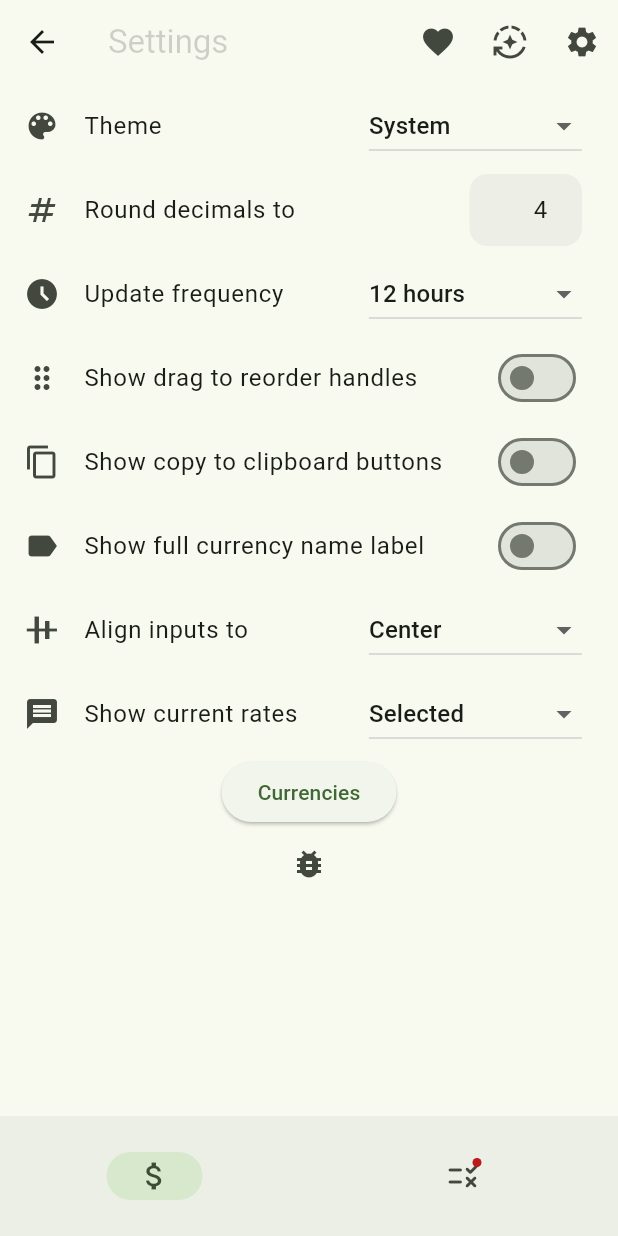
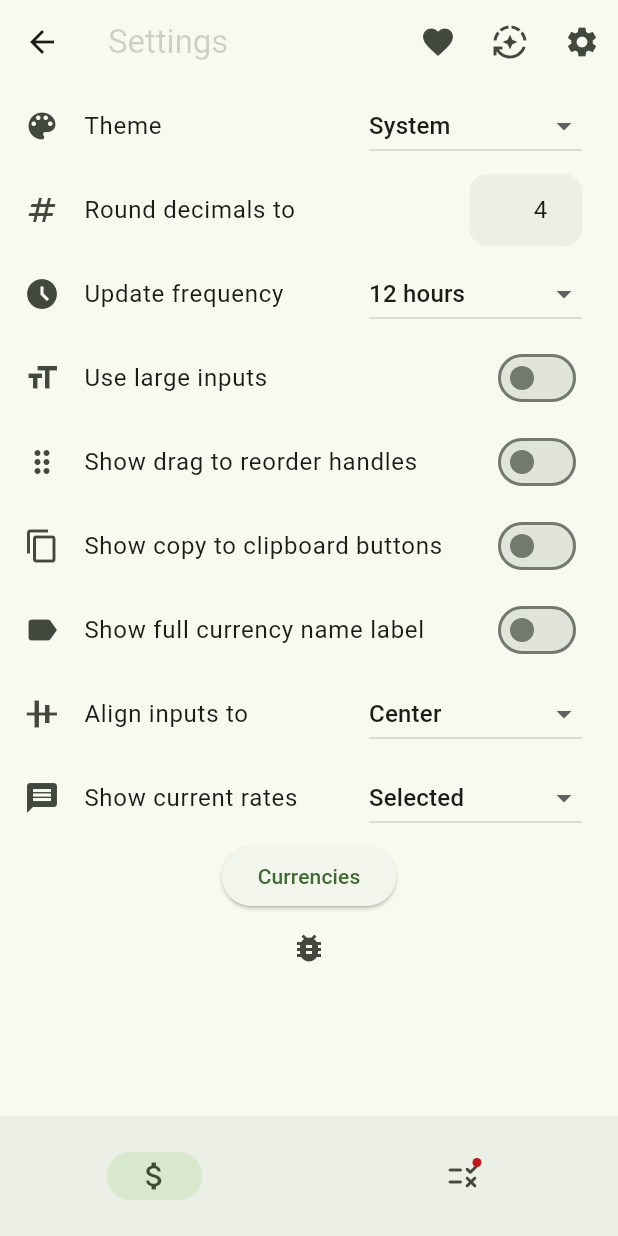
Before and after one commit to wesleybliss/cnvrt, a Flutter app: the screen it shows after launch, after a tap on the "settings" icon, on a phone screen of 412 x 824 dp. Run offline on Flutter 3.47's test engine with Material 3 defaults, Android fonts, the phone set to English and light mode, and no system bars; our stand-ins replace copy_with_extension, dio, fluro, flutter_riverpod, flutter_svg, objectbox and 2 more; missing offline and left inert: avatars, currency_formatter, sealed_currencies; generated files the repository leaves out were written again; network calls fail.

Commit message:
Added larger font size option

```diff
--- a/lib/config/routing/route_handlers.dart
+++ b/lib/config/routing/route_handlers.dart
@@ -1,43 +1,44 @@
-import 'package:fluro/fluro.dart';
-import 'package:flutter/material.dart';
 import 'package:cnvrt/domain/constants/constants.dart';
 import 'package:cnvrt/ui/screens/currencies/currencies_screen.dart';
 import 'package:cnvrt/ui/screens/debug/debug_screen.dart';
 import 'package:cnvrt/ui/screens/error/ErrorScreen.dart';
 import 'package:cnvrt/ui/screens/home/home_screen.dart';
 import 'package:cnvrt/ui/screens/settings/settings_screen.dart';
-import 'package:cnvrt/ui/widgets/navbar.dart';
+import 'package:cnvrt/ui/screens/units/units_screen.dart';
+import 'package:cnvrt/ui/widgets/bottom_navbar.dart';
 import 'package:cnvrt/ui/widgets/toolbar.dart';
+import 'package:fluro/fluro.dart';
+import 'package:flutter/material.dart';
 
 typedef ParamsHandler = Widget Function(Map<String, dynamic> params);
 
-Widget _render(Widget child, String title,
-        {withScaffold = true, withBottomBar = true}) =>
+Widget _render(Widget child, String title, {withScaffold = true, withBottomBar = true}) =>
     withScaffold
         ? Scaffold(
           appBar: Toolbar(title: title),
-            bottomNavigationBar: withBottomBar ? const Navbar() : null,
+          bottomNavigationBar: withBottomBar ? const BottomNavbar() : null,
           body: child,
         )
         : child;
 
 Handler handlerFor(Widget child, String title, {withScaffold = true}) {
-  return Handler(handlerFunc: (context, params) {
+  return Handler(
+    handlerFunc: (context, params) {
       return _render(child, title, withScaffold: withScaffold);
-  });
+    },
+  );
 }
 
-Handler paramsHandlerFor(ParamsHandler childFn, String title,
-    {withScaffold = true}) {
+Handler paramsHandlerFor(ParamsHandler childFn, String title, {withScaffold = true}) {
   return Handler(
     handlerFunc: (BuildContext? context, Map<String, dynamic> params) {
       final child = childFn(params);
       return _render(child, title, withScaffold: withScaffold);
-  });
+    },
+  );
 }
 
-final errorHandler = handlerFor(
-    const ErrorScreen(message: '@todo Error'), Constants.strings.appName);
+final errorHandler = handlerFor(const ErrorScreen(message: '@todo Error'), Constants.strings.appName);
 //final splashHandler = handlerFor(SplashScreen(), RouteWrapper.none);
 
 final debugHandler = handlerFor(const DebugScreen(), "Debug");
@@ -45,3 +46,4 @@ final debugHandler = handlerFor(const DebugScreen(), "Debug");
 final homeHandler = handlerFor(const HomeScreen(), Constants.strings.appName);
 final settingsHandler = handlerFor(const SettingsScreen(), "Settings");
 final currenciesHandler = handlerFor(const CurrenciesScreen(), "Currencies");
+final unitsHandler = handlerFor(const UnitsScreen(), "Units");
--- a/lib/config/routing/routes.dart
+++ b/lib/config/routing/routes.dart
@@ -1,9 +1,8 @@
-
-import 'package:fluro/fluro.dart';
-import 'package:flutter/material.dart';
 import 'package:cnvrt/config/routing/route_handlers.dart';
 import 'package:cnvrt/domain/constants/routing.dart';
 import 'package:cnvrt/utils/logger.dart';
+import 'package:fluro/fluro.dart';
+import 'package:flutter/material.dart';
 
 class Routes {
   static final log = Logger('Routes');
@@ -13,9 +12,13 @@ class Routes {
   static const String home = '/';
   static const String settings = '/settings';
   static const String currencies = '/currencies';
+  static const String units = '/units';
 
-  static Function defineDefault(FluroRouter router) =>
-          (String routePath, Handler handler, [TransitionType transitionType = defaultTransition]) {
+  static Function defineDefault(FluroRouter router) => (
+    String routePath,
+    Handler handler, [
+    TransitionType transitionType = defaultTransition,
+  ]) {
     log.i('Define route: $routePath');
 
     router.define(routePath, handler: handler, transitionType: transitionType);
@@ -24,17 +27,19 @@ class Routes {
   static void configureRoutes(FluroRouter router) {
     Function define = defineDefault(router);
 
-    router.notFoundHandler = Handler(handlerFunc: (BuildContext? context, Map<String, List<String>> params) {
+    router.notFoundHandler = Handler(
+      handlerFunc: (BuildContext? context, Map<String, List<String>> params) {
         log.w('ROUTE NOT FOUND');
         // return loginHandler.handlerFunc(context, params);
         return errorHandler.handlerFunc(context, params);
-    });
+      },
+    );
 
     define(debug, debugHandler, TransitionType.fadeIn);
 
     define(home, homeHandler, TransitionType.fadeIn);
     define(settings, settingsHandler, TransitionType.fadeIn);
     define(currencies, currenciesHandler, TransitionType.fadeIn);
+    define(units, unitsHandler, TransitionType.fadeIn);
   }
-
 }
--- a/lib/domain/constants/keys.dart
+++ b/lib/domain/constants/keys.dart
@@ -7,6 +7,7 @@ class ConstantsKeysSettings {
   final lastUpdated = 'lastUpdated';
   final updateFrequencyInHours = 'updateFrequencyInHours';
   final roundingDecimals = 'roundingDecimals';
+  final useLargeInputs = "useLargeInputs";
   final showDragReorderHandles = "showDragReorderHandles";
   final showCopyToClipboardButtons = "showCopyToClipboardButtons";
   final showFullCurrencyNameLabel = "showFullCurrencyNameLabel";
--- a/lib/domain/io/i_settings.dart
+++ b/lib/domain/io/i_settings.dart
@@ -5,6 +5,7 @@ abstract class ISettings {
   abstract DateTime? lastUpdated;
   abstract int updateFrequencyInHours;
   abstract int roundingDecimals;
+  abstract bool useLargeInputs;
   abstract bool showDragReorderHandles;
   abstract bool showCopyToClipboardButtons;
   abstract bool showFullCurrencyNameLabel;
@@ -16,6 +17,7 @@ abstract class ISettings {
     DateTime? lastUpdated,
     int? updateFrequencyInHours,
     int? roundingDecimals,
+    bool? useLargeInputs,
     bool? showDragReorderHandles,
     bool? showCopyToClipboardButtons,
     bool? showFullCurrencyNameLabel,
--- a/lib/io/settings.dart
+++ b/lib/io/settings.dart
@@ -1,6 +1,6 @@
-import 'package:shared_preferences/shared_preferences.dart';
 import 'package:cnvrt/domain/constants/constants.dart';
 import 'package:cnvrt/domain/io/i_settings.dart';
+import 'package:shared_preferences/shared_preferences.dart';
 
 class Settings implements ISettings {
   @override
@@ -11,6 +11,8 @@ class Settings implements ISettings {
   int updateFrequencyInHours = 12;
   @override
   int roundingDecimals = 4;
+  @override
+  bool useLargeInputs = false;
   @override
   bool showDragReorderHandles = true;
   @override
@@ -27,6 +29,7 @@ class Settings implements ISettings {
     this.lastUpdated,
     this.updateFrequencyInHours = 12,
     this.roundingDecimals = 4,
+    this.useLargeInputs = false,
     this.showDragReorderHandles = true,
     this.showCopyToClipboardButtons = true,
     this.showFullCurrencyNameLabel = true,
@@ -40,17 +43,18 @@ class Settings implements ISettings {
     DateTime? lastUpdated,
     int? updateFrequencyInHours,
     int? roundingDecimals,
+    bool? useLargeInputs,
     bool? showDragReorderHandles,
     bool? showCopyToClipboardButtons,
     bool? showFullCurrencyNameLabel,
     String? inputsPosition,
     String? showCurrencyRate,
-  }) =>
-      Settings(
+  }) => Settings(
     theme: theme ?? this.theme,
     lastUpdated: lastUpdated ?? this.lastUpdated,
     updateFrequencyInHours: updateFrequencyInHours ?? this.updateFrequencyInHours,
     roundingDecimals: roundingDecimals ?? this.roundingDecimals,
+    useLargeInputs: useLargeInputs ?? this.useLargeInputs,
     showDragReorderHandles: showDragReorderHandles ?? this.showDragReorderHandles,
     showCopyToClipboardButtons: showCopyToClipboardButtons ?? this.showCopyToClipboardButtons,
     showFullCurrencyNameLabel: showFullCurrencyNameLabel ?? this.showFullCurrencyNameLabel,
@@ -68,6 +72,7 @@ class Settings implements ISettings {
           prefs.getString(keys.lastUpdated) != null ? DateTime.parse(prefs.getString(keys.lastUpdated)!) : null,
       updateFrequencyInHours: prefs.getInt(keys.updateFrequencyInHours) ?? 12,
       roundingDecimals: prefs.getInt(keys.roundingDecimals) ?? 4,
+      useLargeInputs: prefs.getInt(keys.useLargeInputs) == 1,
       showDragReorderHandles: prefs.getInt(keys.showDragReorderHandles) == 1,
       showCopyToClipboardButtons: prefs.getInt(keys.showCopyToClipboardButtons) == 1,
       showFullCurrencyNameLabel: prefs.getInt(keys.showFullCurrencyNameLabel) == 1,
@@ -89,6 +94,7 @@ class Settings implements ISettings {
 
     await prefs.setInt(keys.updateFrequencyInHours, updateFrequencyInHours);
     await prefs.setInt(keys.roundingDecimals, roundingDecimals);
+    await prefs.setInt(keys.useLargeInputs, useLargeInputs ? 1 : 0);
     await prefs.setInt(keys.showDragReorderHandles, showDragReorderHandles ? 1 : 0);
     await prefs.setInt(keys.showCopyToClipboardButtons, showCopyToClipboardButtons ? 1 : 0);
     await prefs.setInt(keys.showFullCurrencyNameLabel, showFullCurrencyNameLabel ? 1 : 0);
--- a/lib/ui/screens/debug/debug_screen.dart
+++ b/lib/ui/screens/debug/debug_screen.dart
@@ -1,3 +1,4 @@
+import 'package:cnvrt/config/routing/routes.dart';
 import 'package:collection/collection.dart';
 import 'package:flutter/material.dart';
 import 'package:flutter_riverpod/flutter_riverpod.dart';
@@ -98,7 +99,7 @@ class _DebugScreenState extends ConsumerState<DebugScreen> {
               trailing: Text(settings.showCurrencyRate.toString()),
             ),
             TextButton(
-              onPressed: () => Application.router.navigateTo(context, '/currencies'),
+              onPressed: () => Application.router.navigateTo(context, Routes.currencies),
               child: const Text('Manage Currencies'),
             ),
             TextButton(
--- a/lib/ui/screens/home/home_ready.dart
+++ b/lib/ui/screens/home/home_ready.dart
@@ -1,4 +1,5 @@
 import 'package:cnvrt/config/application.dart';
+import 'package:cnvrt/config/routing/routes.dart';
 import 'package:cnvrt/domain/di/providers/settings_provider.dart';
 import 'package:cnvrt/domain/di/providers/state/currencies_provider.dart';
 import 'package:cnvrt/domain/di/providers/state/currency_values_provider.dart';
@@ -39,7 +40,7 @@ class HomeReady extends ConsumerWidget {
           ),
           const SizedBox(height: 24.0),
           TextButton(
-            onPressed: () => Application.router.navigateTo(context, '/currencies'),
+            onPressed: () => Application.router.navigateTo(context, Routes.currencies),
             child: const Text('Manage Currencies'),
           ),
         ],
--- a/lib/ui/screens/settings/settings_screen.dart
+++ b/lib/ui/screens/settings/settings_screen.dart
@@ -1,8 +1,10 @@
+import 'package:cnvrt/config/application.dart';
+import 'package:cnvrt/config/routing/routes.dart';
+import 'package:cnvrt/domain/di/providers/settings_provider.dart';
+import 'package:cnvrt/io/settings.dart';
+import 'package:cnvrt/ui/screens/settings/widgets/use_large_inputs_switch.dart';
 import 'package:flutter/material.dart';
 import 'package:flutter_riverpod/flutter_riverpod.dart';
-import 'package:cnvrt/config/application.dart';
-import 'package:cnvrt/domain/di/providers/settings_provider.dart';
-import 'package:cnvrt/io/settings.dart';
 
 import 'widgets/inputs_position_dropdown.dart';
 import 'widgets/round_decimals_to_input.dart';
@@ -23,9 +25,7 @@ class _SettingsScreenState extends ConsumerState<SettingsScreen> {
   @override
   Widget build(BuildContext context) {
     final settingsAsyncValue = ref.watch(settingsNotifierProvider);
-    final Map<String, TextEditingController> controllers = {
-      "roundingDecimalsController": TextEditingController(),
-    };
+    final Map<String, TextEditingController> controllers = {"roundingDecimalsController": TextEditingController()};
 
     /*for (var i = 0; i < 3; i++) {
       controllers.putIfAbsent("controller-$i", () => TextEditingController());
@@ -45,6 +45,7 @@ class _SettingsScreenState extends ConsumerState<SettingsScreen> {
           ThemeDropdown(value: settings.theme),
           RoundDecimalsToInput(controller: controllers["roundingDecimalsController"]),
           UpdateFrequencyInHoursDropdown(value: settings.updateFrequencyInHours),
+          UseLargeInputsSwitch(value: settings.useLargeInputs),
           ShowDragReorderHandlesSwitch(value: settings.showDragReorderHandles),
           ShowCopyToClipboardButtonsSwitch(value: settings.showCopyToClipboardButtons),
           ShowFullCurrencyNameLabelSwitch(value: settings.showFullCurrencyNameLabel),
@@ -54,7 +55,7 @@ class _SettingsScreenState extends ConsumerState<SettingsScreen> {
             onPressed: () {
               // Handle settings action
               print('Settings pressed');
-              Application.router.navigateTo(context, '/currencies');
+              Application.router.navigateTo(context, Routes.currencies);
             },
             child: const Text('Currencies'),
           ),
@@ -62,7 +63,7 @@ class _SettingsScreenState extends ConsumerState<SettingsScreen> {
             icon: const Icon(Icons.bug_report), // Heart icon for favorites
             tooltip: 'Debug',
             onPressed: () {
-              Application.router.navigateTo(context, '/debug');
+              Application.router.navigateTo(context, Routes.debug);
             },
           ),
         ],
@@ -77,6 +78,7 @@ class _SettingsScreenState extends ConsumerState<SettingsScreen> {
         controllers["roundingDecimalsController"]?.text = settings.roundingDecimals.toString();
 
         return renderBody(settings);
-        });
+      },
+    );
   }
 }
--- /dev/null
+++ b/lib/ui/screens/settings/widgets/use_large_inputs_switch.dart
@@ -0,0 +1,21 @@
+import 'package:cnvrt/domain/di/providers/settings_provider.dart';
+import 'package:flutter/material.dart';
+import 'package:flutter_riverpod/flutter_riverpod.dart';
+
+class UseLargeInputsSwitch extends ConsumerWidget {
+  final bool value;
+
+  const UseLargeInputsSwitch({super.key, required this.value});
+
+  @override
+  Widget build(BuildContext context, WidgetRef ref) {
+    return SwitchListTile(
+      title: const Text('Use large inputs'),
+      value: value,
+      onChanged: (bool value) {
+        ref.read(settingsNotifierProvider.notifier).setUseLargeInputs(value);
+      },
+      secondary: const Icon(Icons.format_size),
+    );
+  }
+}
--- a/lib/ui/widgets/navbar.dart
+++ b/lib/ui/widgets/bottom_navbar.dart
@@ -1,13 +1,17 @@
+import 'package:cnvrt/config/application.dart';
+import 'package:cnvrt/config/routing/routes.dart';
 import 'package:flutter/material.dart';
 
-class Navbar extends StatefulWidget {
-  const Navbar({super.key});
+class BottomNavbar extends StatefulWidget {
+  const BottomNavbar({super.key});
 
   @override
-  State<Navbar> createState() => NavbarState();
+  State<BottomNavbar> createState() => BottomNavbarState();
 }
 
-class NavbarState extends State<Navbar> {
+class BottomNavbarState extends State<BottomNavbar> {
+  final pageRoutes = [Routes.home, Routes.units];
+
   int currentPageIndex = 0;
 
   @override
@@ -17,6 +21,7 @@ class NavbarState extends State<Navbar> {
       onDestinationSelected: (int index) {
         setState(() {
           currentPageIndex = index;
+          Application.router.navigateTo(context, pageRoutes[index]);
         });
       },
       selectedIndex: currentPageIndex,
@@ -26,10 +31,7 @@ class NavbarState extends State<Navbar> {
           icon: Icon(Icons.attach_money),
           label: 'Currencies',
         ),
-        NavigationDestination(
-          icon: Badge(child: Icon(Icons.rule_rounded)),
-          label: 'Units',
-        ),
+        NavigationDestination(icon: Badge(child: Icon(Icons.rule_rounded)), label: 'Units'),
       ],
     );
   }
--- a/lib/ui/widgets/toolbar.dart
+++ b/lib/ui/widgets/toolbar.dart
@@ -1,3 +1,4 @@
+import 'package:cnvrt/config/routing/routes.dart';
 import 'package:flutter/material.dart';
 import 'package:flutter_riverpod/flutter_riverpod.dart';
 import 'package:cnvrt/config/application.dart';
@@ -28,7 +29,7 @@ class Toolbar extends ConsumerWidget implements PreferredSizeWidget {
               icon: const Icon(Icons.favorite), // Heart icon for favorites
               tooltip: 'Favorites',
               onPressed: () {
-                Application.router.navigateTo(context, '/currencies');
+                Application.router.navigateTo(context, Routes.currencies);
               },
             ),
             const ToolbarThemeToggle(),
@@ -38,7 +39,7 @@ class Toolbar extends ConsumerWidget implements PreferredSizeWidget {
               onPressed: () {
                 // Handle settings action
                 print('Settings pressed');
-                Application.router.navigateTo(context, '/settings');
+                Application.router.navigateTo(context, Routes.settings);
               },
             ),
           ];
```
Also changed, not shown: lib/domain/di/providers/settings_provider.dart (+18 -8 lines), lib/ui/screens/units/units_screen.dart (added, +27 -0 lines), lib/ui/widgets/currency_inputs_list/currency_inputs_list.dart (+11 -6 lines), lib/ui/widgets/currency_inputs_list/currency_inputs_list_row.dart (+13 -5 lines), lib/ui/widgets/currency_inputs_list/currency_text_field.dart (+13 -3 lines), 1 other file. Lines whose indentation alone changed are shown as unchanged.
